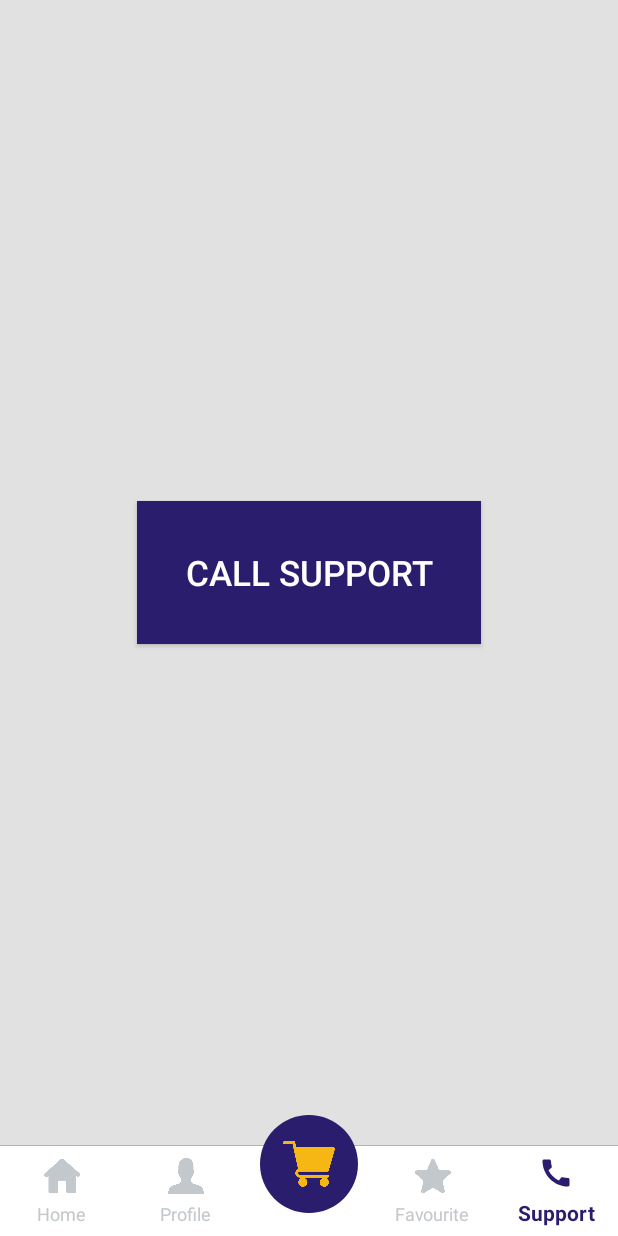
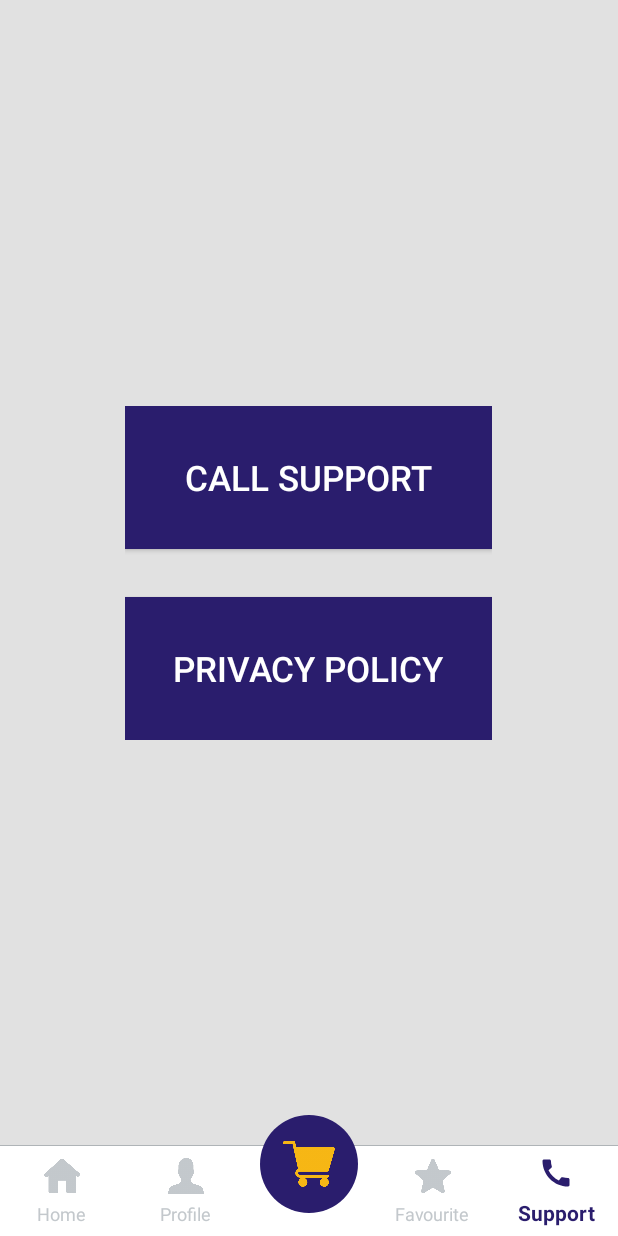
Before and after one commit to PrashantMishra-94/DealByte, an Android app: the screen it shows after launch (DashBoardActivity), item 5 of the bottom bar chosen, on a phone screen of 412 x 824 dp. Run offline under Robolectric (Android 15) with nearby library versions, the phone set to English and light mode, and no system bars; our stand-ins replace Shimmer, Volley, sdp/ssp sizes; libraries missing offline, so code that uses them is left out: cn.pedant, com.chaos.view, com.makeramen.roundedimageview; Roboto replaces fonts that are not available here; 3 statements that could not run were skipped.

Commit message:
1.2 Added privacy policy

```diff
--- /dev/null
+++ b/app/src/main/java/com/deal/bytee/Utils/Test.kt
@@ -0,0 +1,4 @@
+package com.deal.bytee.Utils
+
+class Test {
+}
--- a/app/src/main/java/com/deal/bytee/fragment/SupportFragment.kt
+++ b/app/src/main/java/com/deal/bytee/fragment/SupportFragment.kt
@@ -9,6 +9,7 @@ import android.view.View
 import android.view.ViewGroup
 import android.widget.Button
 import androidx.appcompat.app.AlertDialog
+import androidx.browser.customtabs.CustomTabsIntent
 import com.deal.bytee.R
 
 class SupportFragment : BaseFragment(R.layout.fragment_support) {
@@ -25,6 +26,11 @@ class SupportFragment : BaseFragment(R.layout.fragment_support) {
             val intent = Intent(Intent.ACTION_DIAL)
             intent.data = Uri.parse("tel:+918068380699")
             startActivity(intent)
+        }
+        view.findViewById<Button>(R.id.btnPrivacyPolicy).setOnClickListener {
+            val url = "https://www.dealbyte.in/privacy.html"
+            val customTabIntent = CustomTabsIntent.Builder().build()
+            customTabIntent.launchUrl(requireContext(), Uri.parse(url))
         }
         return view
     }
--- a/app/src/main/res/layout/fragment_support.xml
+++ b/app/src/main/res/layout/fragment_support.xml
@@ -7,9 +7,15 @@
     android:background="@color/background"
     tools:context=".fragment.SupportFragment">
 
+    <LinearLayout
+        android:layout_width="wrap_content"
+        android:layout_height="wrap_content"
+        android:orientation="vertical"
+        android:gravity="center">
+
         <Button
             android:id="@+id/btnCall"
-        android:layout_width="wrap_content"
+            android:layout_width="match_parent"
             android:layout_height="wrap_content"
             android:text="Call Support"
             android:textSize="@dimen/_18sdp"
@@ -17,4 +23,17 @@
             android:textColor="@color/white"
             android:padding="32dp"/>
 
+        <Button
+            android:id="@+id/btnPrivacyPolicy"
+            android:layout_width="match_parent"
+            android:layout_height="wrap_content"
+            android:text="Privacy Policy"
+            android:textSize="@dimen/_18sdp"
+            android:background="@color/main"
+            android:textColor="@color/white"
+            android:padding="32dp"
+            android:layout_marginTop="32dp"/>
+
+    </LinearLayout>
+
 </RelativeLayout>
```
Also changed, not shown: app/build.gradle (+5 -2 lines), 1 other file. Lines whose indentation alone changed are shown as unchanged.
